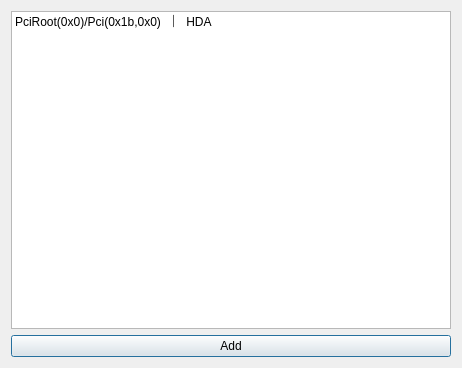
The window that dlgPreset.ui (ic005k/OCAuxiliaryTools) describes before a commit, drawn with Qt 5.
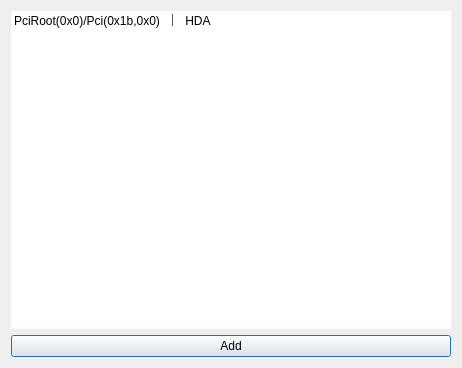
The same window after the commit.

Diff of the .ui file:
```diff
--- a/dlgPreset.ui
+++ b/dlgPreset.ui
@@ -23,6 +23,9 @@
    </item>
    <item row="0" column="0">
     <widget class="QListWidget" name="listPreset">
+     <property name="frameShape">
+      <enum>QFrame::NoFrame</enum>
+     </property>
      <item>
       <property name="text">
        <string>PciRoot(0x0)/Pci(0x1b,0x0)  ｜  HDA</string>
```
